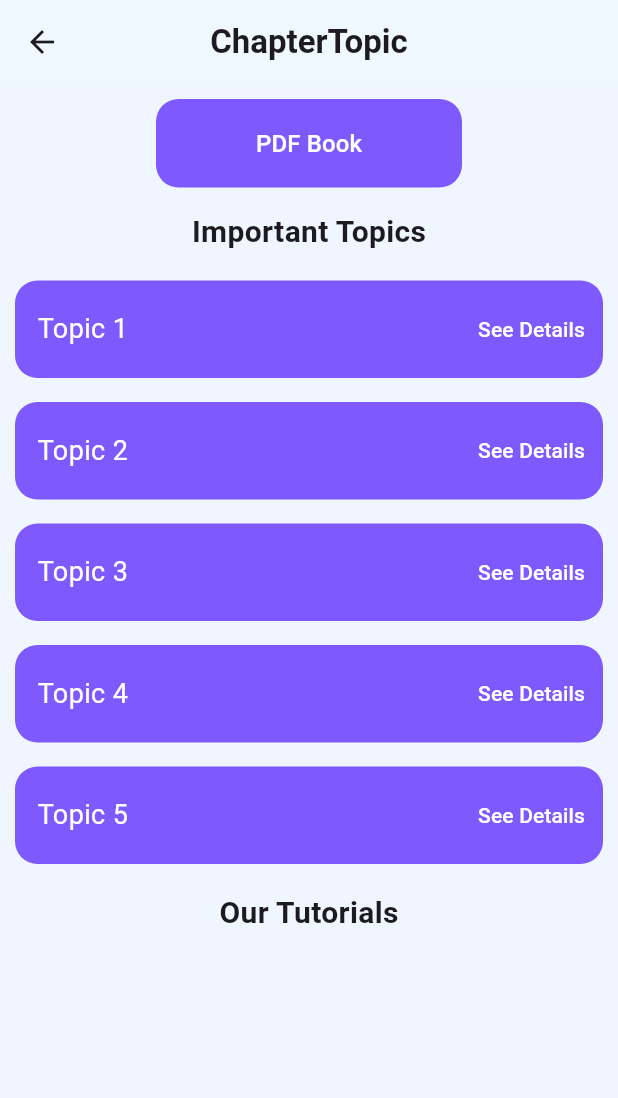
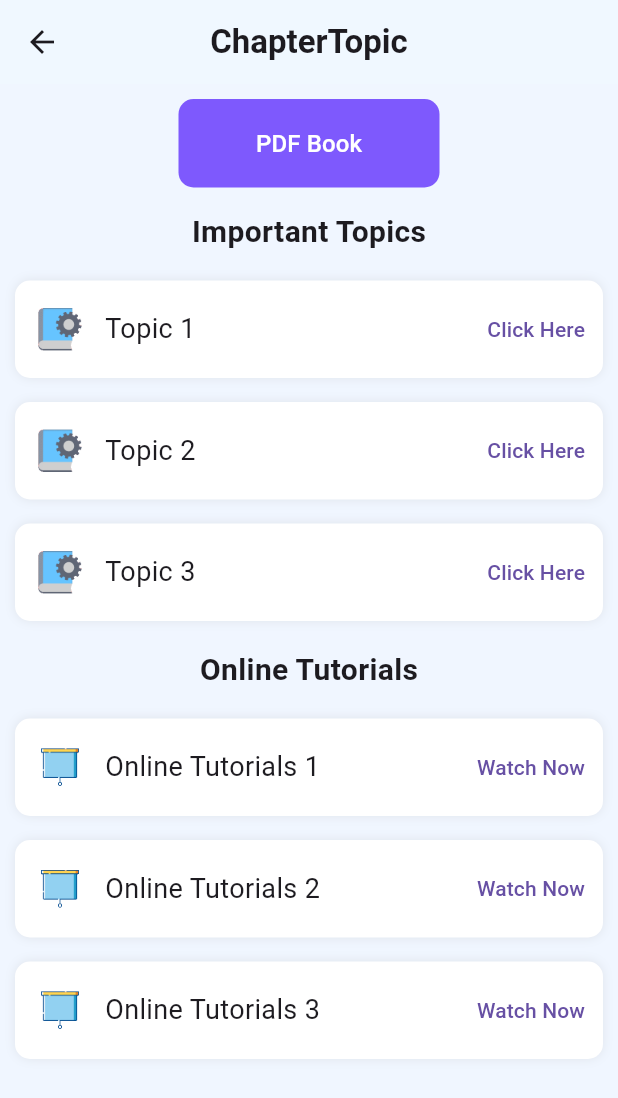
Before and after one commit to showravdas11/poralekha-app, a Flutter app: the ChapterTopicScreen screen opened directly, on a phone screen of 412 x 824 dp. Shown: the top 1098 px of the screen. Run offline on Flutter 3.47's test engine with Material 3 defaults, Android fonts, the phone set to English and light mode, and no system bars; our stand-ins replace awesome_dialog, cloud_firestore, firebase_auth, firebase_core, flutter_spinkit, get and 5 more; missing offline and left inert: syncfusion_flutter_pdfviewer; accounts and stored records are empty.

Commit message:
topicScreen and youtubePlayer done

```diff
--- a/lib/screens/SubjectList/ChapterList/ChapterTopicScreen.dart
+++ b/lib/screens/SubjectList/ChapterList/ChapterTopicScreen.dart
@@ -1,5 +1,7 @@
 import 'package:flutter/material.dart';
 import 'package:get/get.dart';
+import 'package:poralekha_app/PDFViewer/pdf_viewer.dart';
+import 'package:poralekha_app/screens/SubjectList/ChapterList/TutorVideoScreen.dart';
 
 class ChapterTopicScreen extends StatelessWidget {
   ChapterTopicScreen({Key? key}) : super(key: key);
@@ -8,8 +10,12 @@ class ChapterTopicScreen extends StatelessWidget {
     "Topic 1",
     "Topic 2",
     "Topic 3",
-    "Topic 4",
-    "Topic 5",
+  ];
+
+  List<String> topicstu = [
+    "Online Tutorials 1",
+    "Online Tutorials 2",
+    "Online Tutorials 3",
   ];
 
   @override
@@ -29,16 +35,16 @@ class ChapterTopicScreen extends StatelessWidget {
             children: [
               TextButton(
                 onPressed: () {
-                  // Handle button press
+                  Get.to(const PdfViewer());
                 },
                 style: TextButton.styleFrom(
                   backgroundColor: const Color.fromARGB(255, 126, 89, 253),
                   shape: RoundedRectangleBorder(
-                    borderRadius: BorderRadius.circular(15),
+                    borderRadius: BorderRadius.circular(10),
                   ),
                 ),
                 child: Container(
-                  width: 180,
+                  width: 150,
                   padding: const EdgeInsets.all(10),
                   child: const Center(
                     child: Text(
@@ -52,16 +58,14 @@ class ChapterTopicScreen extends StatelessWidget {
                 ),
               ),
               const SizedBox(height: 15),
-              const Center(
-                child: Text(
+              const Text(
                 'Important Topics',
                 style: TextStyle(
                   fontSize: 20,
                   fontWeight: FontWeight.bold,
                 ),
               ),
-              ),
-              SizedBox(
+              const SizedBox(
                 height: 10,
               ),
               Column(
@@ -69,22 +73,39 @@ class ChapterTopicScreen extends StatelessWidget {
                   return Container(
                     height: 65,
                     width: double.infinity,
-                    margin: EdgeInsets.symmetric(vertical: 8),
+                    margin: const EdgeInsets.symmetric(vertical: 8),
                     decoration: BoxDecoration(
-                      color: const Color.fromARGB(255, 126, 89, 253),
-                      borderRadius: BorderRadius.circular(15),
+                      color: const Color.fromARGB(255, 255, 255, 255),
+                      borderRadius: BorderRadius.circular(10),
+                      boxShadow: [
+                        BoxShadow(
+                          color: Colors.grey.withOpacity(0.2),
+                          //spreadRadius: 1,
+                          blurRadius: 5,
+                        ),
+                      ],
                     ),
                     child: Row(
                       mainAxisAlignment: MainAxisAlignment.spaceBetween,
                       children: [
                         Padding(
-                          padding: const EdgeInsets.all(15.0),
-                          child: Text(
+                          padding: const EdgeInsets.all(10.0),
+                          child: Row(
+                            children: [
+                              Image.asset(
+                                'assets/images/Bookgif.gif', // Replace with the actual path to your image
+                                width: 40, // Adjust width as needed
+                                height: 40, // Adjust height as needed
+                              ),
+                              const SizedBox(width: 10),
+                              Text(
                                 topic,
-                            style: TextStyle(
-                              color: Colors.white,
+                                style: const TextStyle(
+                                  //color: Colors.white,
                                   fontSize: 18,
                                 ),
+                              ),
+                            ],
                           ),
                         ),
                         TextButton(
@@ -92,7 +113,9 @@ class ChapterTopicScreen extends StatelessWidget {
                             Get.defaultDialog(
                               title: 'Animation',
                               titleStyle: const TextStyle(
-                                    fontSize: 25, fontWeight: FontWeight.bold),
+                                fontSize: 25,
+                                fontWeight: FontWeight.bold,
+                              ),
                               titlePadding: const EdgeInsets.only(top: 20),
                               content: Container(
                                 height: 150,
@@ -104,29 +127,82 @@ class ChapterTopicScreen extends StatelessWidget {
                               ),
                             );
                           },
-                            child: Text(
-                              "See Details",
-                              style: TextStyle(color: Colors.white),
-                            ))
+                          child: const Text(
+                            "Click Here",
+                            // style: TextStyle(color: Colors.white),
+                          ),
+                        ),
                       ],
                     ),
                   );
                 }).toList(),
               ),
-              SizedBox(
+              const SizedBox(
                 height: 10,
               ),
-              const Center(
-                child: Text(
-                  'Our Tutorials',
+              const Text(
+                'Online Tutorials',
                 style: TextStyle(
                   fontSize: 20,
                   fontWeight: FontWeight.bold,
                 ),
               ),
+              const SizedBox(
+                height: 10,
               ),
-              SizedBox(
-                height: 10,
+              Column(
+                children: topicstu.map((topictu) {
+                  return Container(
+                    height: 65,
+                    width: double.infinity,
+                    margin: const EdgeInsets.symmetric(vertical: 8),
+                    decoration: BoxDecoration(
+                      color: const Color.fromARGB(255, 255, 255, 255),
+                      borderRadius: BorderRadius.circular(10),
+                      boxShadow: [
+                        BoxShadow(
+                          color: Colors.grey.withOpacity(0.2),
+                          //spreadRadius: 1,
+                          blurRadius: 5,
+                        ),
+                      ],
+                    ),
+                    child: Row(
+                      mainAxisAlignment: MainAxisAlignment.spaceBetween,
+                      children: [
+                        Padding(
+                          padding: const EdgeInsets.all(10.0),
+                          child: Row(
+                            children: [
+                              Image.asset(
+                                'assets/images/youtubegif.gif', // Replace with the actual path to your image
+                                width: 40, // Adjust width as needed
+                                height: 40, // Adjust height as needed
+                              ),
+                              const SizedBox(width: 10),
+                              Text(
+                                topictu,
+                                style: const TextStyle(
+                                  //color: Colors.white,
+                                  fontSize: 18,
+                                ),
+                              ),
+                            ],
+                          ),
+                        ),
+                        TextButton(
+                          onPressed: () {
+                            Get.to(const TutorVideoScreen());
+                          },
+                          child: const Text(
+                            "Watch Now",
+                            // style: TextStyle(color: Colors.white),
+                          ),
+                        ),
+                      ],
+                    ),
+                  );
+                }).toList(),
               ),
             ],
           ),
--- a/pubspec.yaml
+++ b/pubspec.yaml
@@ -50,6 +50,11 @@ dependencies:
   image_picker: ^1.0.7
   url_launcher: ^6.2.4
   syncfusion_flutter_pdfviewer: ^24.2.3
+  youtube_player_flutter: ^8.1.2
+  appinio_video_player: ^1.3.0
+  youtube_player_iframe: ^4.0.4
+
+
 
 
 dev_dependencies:
```
Also changed, not shown: lib/screens/SubjectList/ChapterList/TutorVideoScreen.dart (added, +127 -0 lines), assets/images/Bookgif.gif (added), assets/images/youtubegif.gif (added), pubspec.lock. Lines whose indentation alone changed are shown as unchanged.
